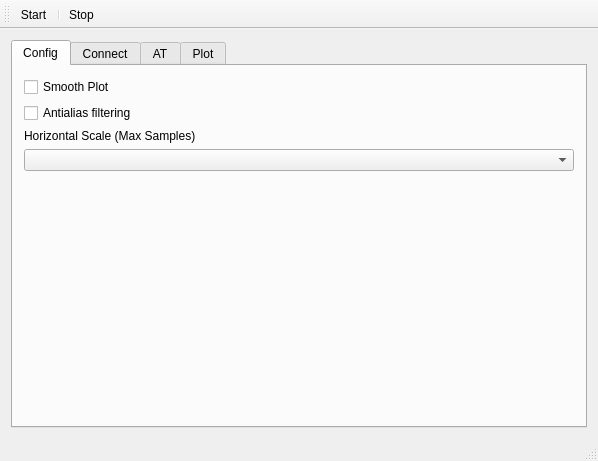
This is logger_ble/logger/mainwindow.ui in saul-rodriguez/Qt as Qt 5 draws it before an edit. The edited form follows.
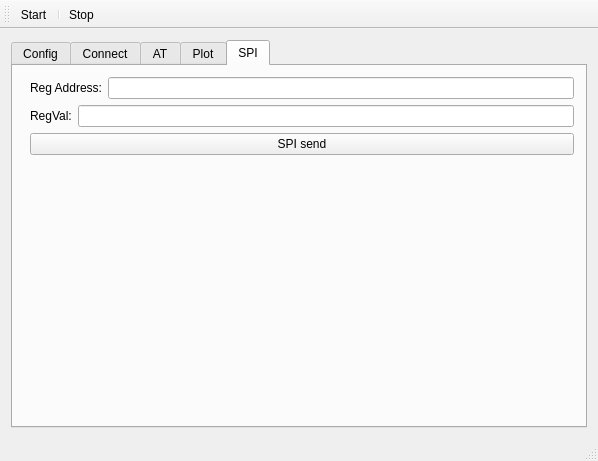
This is the edited form. Icons and pictures are not drawn.

Patch:
```diff
--- a/logger_ble/logger/mainwindow.ui
+++ b/logger_ble/logger/mainwindow.ui
@@ -20,7 +20,7 @@
       <item>
        <widget class="QTabWidget" name="tabWidget">
         <property name="currentIndex">
-         <number>0</number>
+         <number>4</number>
         </property>
         <widget class="QWidget" name="tab_3">
          <attribute name="title">
@@ -218,6 +218,52 @@
           </item>
          </layout>
         </widget>
+        <widget class="QWidget" name="tab_4">
+         <attribute name="title">
+          <string>SPI</string>
+         </attribute>
+         <layout class="QFormLayout" name="formLayout">
+          <item row="0" column="1">
+           <layout class="QVBoxLayout" name="verticalLayout_5">
+            <item>
+             <layout class="QHBoxLayout" name="horizontalLayout_2">
+              <item>
+               <widget class="QLabel" name="label_2">
+                <property name="text">
+                 <string>Reg Address:</string>
+                </property>
+               </widget>
+              </item>
+              <item>
+               <widget class="QLineEdit" name="lineEditSPIAddr"/>
+              </item>
+             </layout>
+            </item>
+           </layout>
+          </item>
+          <item row="1" column="1">
+           <layout class="QHBoxLayout" name="horizontalLayout_6">
+            <item>
+             <widget class="QLabel" name="label_3">
+              <property name="text">
+               <string>RegVal:</string>
+              </property>
+             </widget>
+            </item>
+            <item>
+             <widget class="QLineEdit" name="lineEditSPIVal"/>
+            </item>
+           </layout>
+          </item>
+          <item row="2" column="1">
+           <widget class="QPushButton" name="pushButtonSendSPI">
+            <property name="text">
+             <string>SPI send</string>
+            </property>
+           </widget>
+          </item>
+         </layout>
+        </widget>
        </widget>
       </item>
      </layout>
```
Left out of the diff: 1 changed line with no effect on the pictures.
